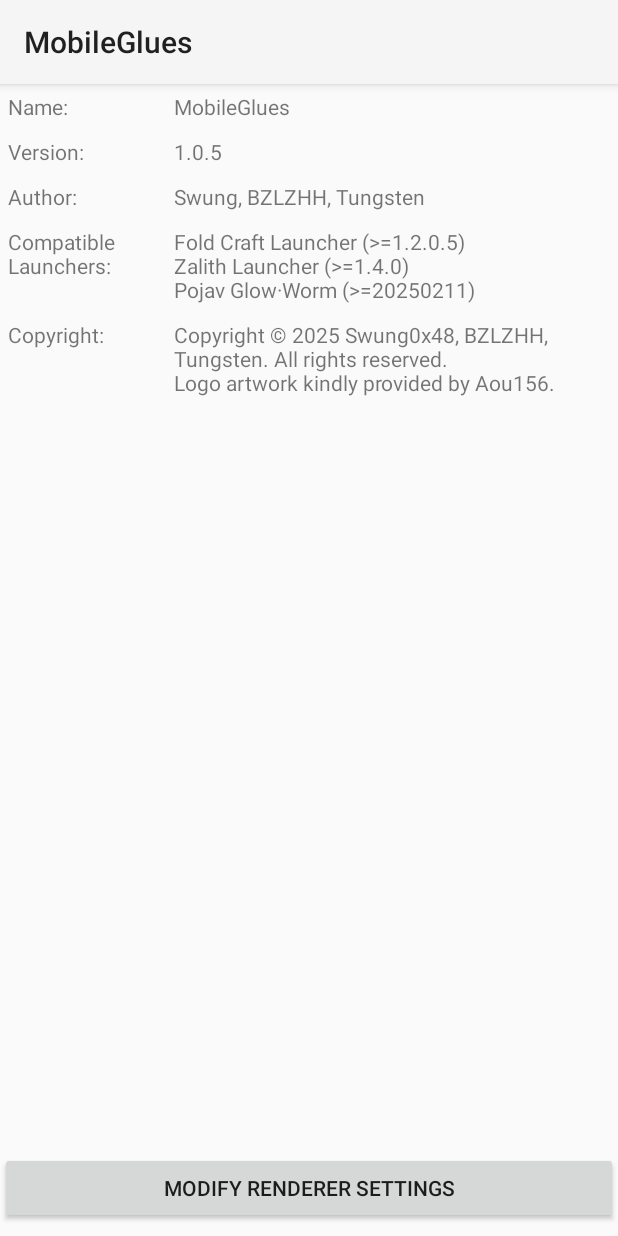
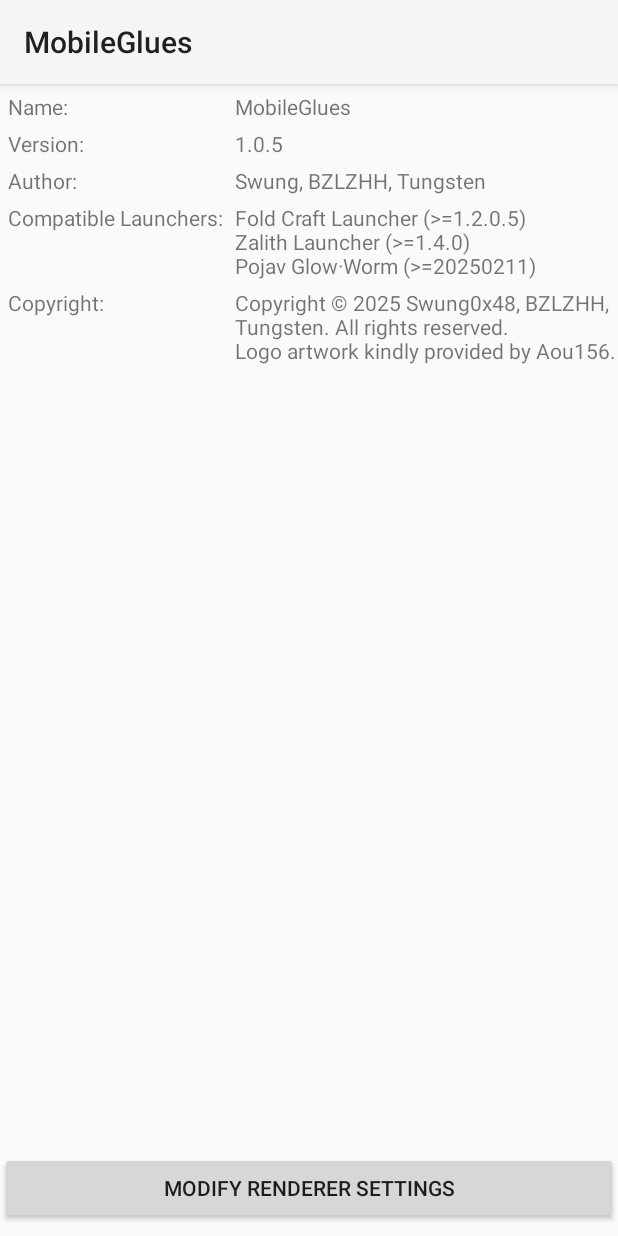
Before and after one commit to windtheminer/MobileGlues-plugin, an Android app: the screen it shows after launch (MainActivity), on a phone screen of 412 x 824 dp. Run offline under Robolectric (Android 15) with nearby library versions, the phone set to English and light mode, and no system bars.

Commit message:
改用约束布局

```diff
--- a/app/build.gradle.kts
+++ b/app/build.gradle.kts
@@ -91,5 +91,6 @@ dependencies {
     implementation(libs.androidx.documentfile)
     implementation(libs.gson)
     implementation(libs.androidx.activity.compose)
-    implementation(project(":MobileGlues"))
+    implementation(libs.constraintlayout)
+    //implementation(project(":MobileGlues"))
 }
--- a/app/src/main/res/layout/activity_main.xml
+++ b/app/src/main/res/layout/activity_main.xml
@@ -1,109 +1,112 @@
 <?xml version="1.0" encoding="utf-8"?>
-<LinearLayout xmlns:android="http://schemas.android.com/apk/res/android"
+<androidx.constraintlayout.widget.ConstraintLayout
+    xmlns:android="http://schemas.android.com/apk/res/android"
+    xmlns:app="http://schemas.android.com/apk/res-auto"
     xmlns:tools="http://schemas.android.com/tools"
-    android:orientation="vertical"
+    android:layout_height="match_parent"
     android:layout_width="match_parent"
-    android:layout_height="match_parent">
+    tools:context=".MainActivity">
 
-    <LinearLayout
-        android:layout_width="match_parent"
+    <androidx.constraintlayout.widget.Barrier
         android:layout_height="wrap_content"
-        android:orientation="horizontal">
+        android:layout_width="wrap_content"
+        app:barrierDirection="end"
+        app:constraint_referenced_ids="text_view_name, text_view_version, text_view_author, text_view_launcher, text_view_copyright"
+        android:id="@+id/end_barrier" />
 
     <TextView
-            android:layout_width="100dp"
         android:layout_height="wrap_content"
-            android:text="@string/view_name"
-            android:layout_margin="5dp" />
+        android:layout_width="wrap_content"
+        app:layout_constraintTop_toTopOf="parent"
+        android:layout_margin="5dp"
+        app:layout_constraintStart_toStartOf="parent"
+        android:id="@+id/text_view_name"
+        android:text="@string/view_name" />
 
     <TextView
+        android:layout_height="wrap_content"
         android:layout_width="0dp"
-            android:layout_height="wrap_content"
-            android:layout_weight="1"
-            android:text="@string/info_name"
-            android:layout_margin="5dp" />
-
-    </LinearLayout>
-
-    <LinearLayout
-        android:layout_width="match_parent"
-        android:layout_height="wrap_content"
-        android:orientation="horizontal">
+        app:layout_constraintStart_toEndOf="@+id/end_barrier"
+        app:layout_constraintEnd_toEndOf="parent"
+        app:layout_constraintBaseline_toBaselineOf="@+id/text_view_name"
+        android:layout_marginStart="8dp"
+        android:id="@+id/text_info_name"
+        android:text="@string/info_name" />
 
     <TextView
-            android:layout_width="100dp"
         android:layout_height="wrap_content"
-            android:text="@string/view_version"
-            android:layout_margin="5dp" />
+        android:layout_width="wrap_content"
+        android:layout_margin="5dp"
+        app:layout_constraintStart_toStartOf="parent"
+        app:layout_constraintTop_toBottomOf="@+id/text_info_name"
+        android:id="@+id/text_view_version"
+        android:text="@string/view_version" />
 
     <TextView
-            android:id="@+id/info_version"
+        android:layout_height="wrap_content"
         android:layout_width="0dp"
-            android:layout_height="wrap_content"
-            android:layout_weight="1"
-            android:layout_margin="5dp" />
-
-    </LinearLayout>
-
-    <LinearLayout
-        android:layout_width="match_parent"
-        android:layout_height="wrap_content"
-        android:orientation="horizontal">
+        app:layout_constraintStart_toEndOf="@+id/end_barrier"
+        app:layout_constraintEnd_toEndOf="parent"
+        app:layout_constraintBaseline_toBaselineOf="@+id/text_view_version"
+        android:layout_marginStart="8dp"
+        android:id="@+id/info_version" />
 
     <TextView
-            android:layout_width="100dp"
         android:layout_height="wrap_content"
-            android:text="@string/view_author"
-            android:layout_margin="5dp" />
+        android:layout_width="wrap_content"
+        android:layout_margin="5dp"
+        app:layout_constraintStart_toStartOf="parent"
+        app:layout_constraintTop_toBottomOf="@+id/info_version"
+        android:id="@+id/text_view_author"
+        android:text="@string/view_author" />
 
     <TextView
+        android:layout_height="wrap_content"
         android:layout_width="0dp"
-            android:layout_height="wrap_content"
-            android:layout_weight="1"
-            android:text="@string/info_author"
-            android:layout_margin="5dp" />
-
-    </LinearLayout>
-
-    <LinearLayout
-        android:layout_width="match_parent"
-        android:layout_height="wrap_content"
-        android:orientation="horizontal">
+        app:layout_constraintStart_toEndOf="@+id/end_barrier"
+        app:layout_constraintEnd_toEndOf="parent"
+        app:layout_constraintBaseline_toBaselineOf="@+id/text_view_author"
+        android:layout_marginStart="8dp"
+        android:id="@+id/text_info_author"
+        android:text="@string/info_author" />
 
     <TextView
-            android:layout_width="100dp"
         android:layout_height="wrap_content"
-            android:text="@string/view_launcher"
-            android:layout_margin="5dp" />
+        android:layout_width="wrap_content"
+        android:layout_margin="5dp"
+        app:layout_constraintStart_toStartOf="parent"
+        app:layout_constraintTop_toBottomOf="@+id/text_info_author"
+        android:id="@+id/text_view_launcher"
+        android:text="@string/view_launcher" />
 
     <TextView
+        android:layout_height="wrap_content"
         android:layout_width="0dp"
-            android:layout_height="wrap_content"
-            android:layout_weight="1"
-            android:text="@string/info_launcher"
-            android:layout_margin="5dp" />
-
-    </LinearLayout>
-
-    <LinearLayout
-        android:layout_width="match_parent"
-        android:layout_height="wrap_content"
-        android:orientation="horizontal">
+        app:layout_constraintStart_toEndOf="@+id/end_barrier"
+        app:layout_constraintEnd_toEndOf="parent"
+        app:layout_constraintBaseline_toBaselineOf="@+id/text_view_launcher"
+        android:layout_marginStart="8dp"
+        android:id="@+id/text_info_launcher"
+        android:text="@string/info_launcher" />
 
     <TextView
-            android:layout_width="100dp"
         android:layout_height="wrap_content"
-            android:text="@string/view_copyright"
-            android:layout_margin="5dp" />
+        android:layout_width="wrap_content"
+        android:layout_margin="5dp"
+        app:layout_constraintStart_toStartOf="parent"
+        app:layout_constraintTop_toBottomOf="@+id/text_info_launcher"
+        android:id="@+id/text_view_copyright"
+        android:text="@string/view_copyright" />
 
     <TextView
+        android:layout_height="wrap_content"
         android:layout_width="0dp"
-            android:layout_height="wrap_content"
-            android:layout_weight="1"
-            android:text="@string/info_copyright"
-            android:layout_margin="5dp" />
-
-    </LinearLayout>
+        app:layout_constraintStart_toEndOf="@+id/end_barrier"
+        app:layout_constraintEnd_toEndOf="parent"
+        app:layout_constraintBaseline_toBaselineOf="@+id/text_view_copyright"
+        android:layout_marginStart="8dp"
+        android:id="@+id/text_info_copyright"
+        android:text="@string/info_copyright" />
 
     <Space
         android:layout_width="match_parent"
@@ -116,6 +119,7 @@
         tools:visibility="visible"
         android:layout_width="match_parent"
         android:layout_height="wrap_content"
+        app:layout_constraintBottom_toBottomOf="parent"
         android:orientation="vertical">
 
         <TextView
@@ -218,6 +222,8 @@
         android:layout_marginBottom="8dp"
         android:text="@string/open_options"
         tools:visibility="gone"
+        app:layout_constraintBottom_toBottomOf="parent"
         android:id="@+id/open_options" />
 
-</LinearLayout>
+
+</androidx.constraintlayout.widget.ConstraintLayout>
--- a/gradle/libs.versions.toml
+++ b/gradle/libs.versions.toml
@@ -10,6 +10,7 @@ espressoCore = "3.5.1"
 lifecycleRuntimeKtx = "2.6.1"
 activityCompose = "1.8.0"
 composeBom = "2024.04.01"
+constraintlayout = "2.2.1"
 
 [libraries]
 androidx-core-ktx = { group = "androidx.core", name = "core-ktx", version.ref = "coreKtx" }
@@ -28,6 +29,7 @@ androidx-ui-tooling-preview = { group = "androidx.compose.ui", name = "ui-toolin
 androidx-ui-test-manifest = { group = "androidx.compose.ui", name = "ui-test-manifest" }
 androidx-ui-test-junit4 = { group = "androidx.compose.ui", name = "ui-test-junit4" }
 androidx-material3 = { group = "androidx.compose.material3", name = "material3" }
+constraintlayout = { group = "androidx.constraintlayout", name = "constraintlayout", version.ref = "constraintlayout" }
 
 [plugins]
 android-application = { id = "com.android.application", version.ref = "agp" }
```
Lines whose indentation alone changed are shown as unchanged.
